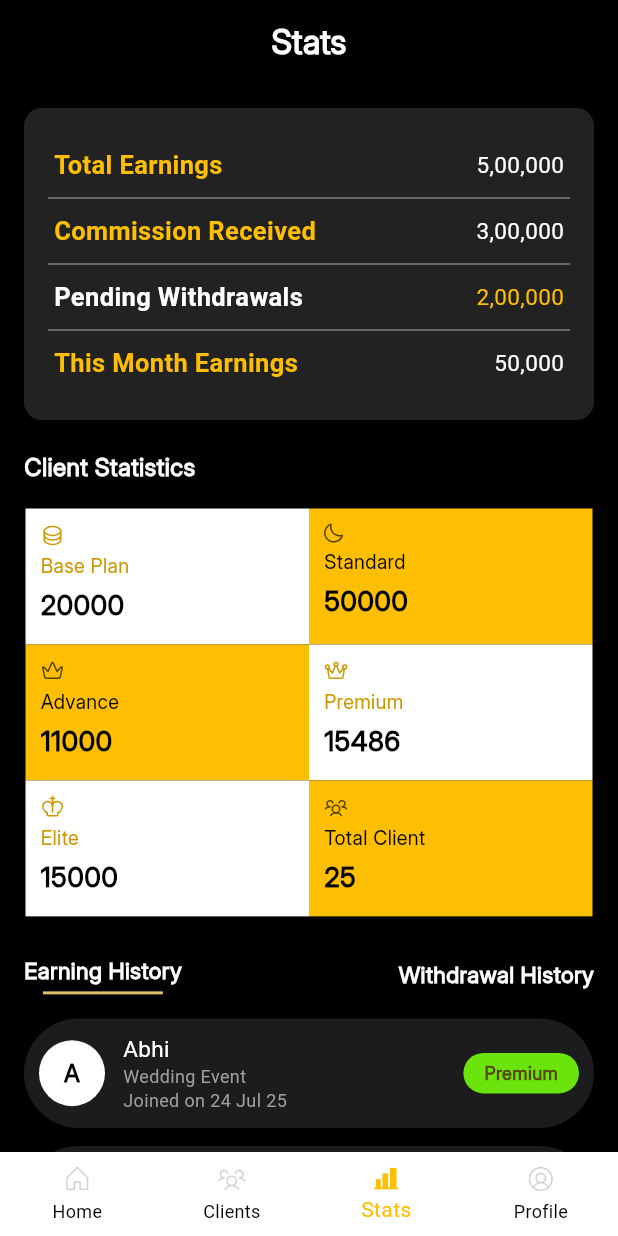
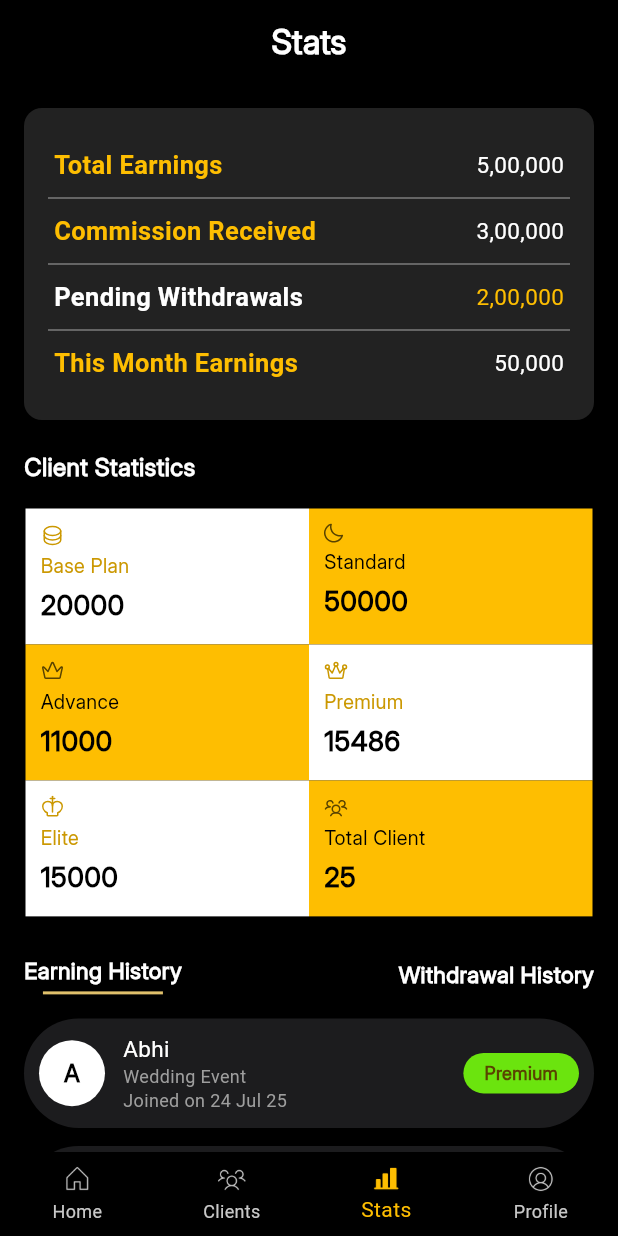
Before and after one commit to SaicharanGattu02/studio_app, a Flutter app: the Dashboard screen opened directly, swiped to page 3, on a phone screen of 412 x 824 dp. Run offline on Flutter 3.47's test engine with Material 3 defaults, Android fonts, the light colour scheme and no system bars; our stand-ins replace app_links, cached_network_image, carousel_slider, connectivity_plus, dio, dotted_border and 14 more; accounts and stored records are empty; network calls fail; Roboto replaces fonts that are missing (segeo); project files that could hold a hidden picture were left out.

Commit message:
committed by charan 12/11/2025 at 2:18 PM

```diff
--- a/lib/app_routes/router.dart
+++ b/lib/app_routes/router.dart
@@ -10,6 +10,7 @@ import 'package:studio_app/presentation/client_details_screen.dart';
 import 'package:studio_app/presentation/clients_screen.dart';
 import 'package:studio_app/presentation/contactscreen.dart';
 import 'package:studio_app/presentation/dashboard.dart';
+import 'package:studio_app/presentation/notification.dart';
 import 'package:studio_app/presentation/otp_screen.dart';
 import 'package:studio_app/presentation/upload_pictures.dart';
 import 'package:studio_app/presentation/createclient.dart';
@@ -47,12 +48,6 @@ final GoRouter appRouter = GoRouter(
       },
     ),
     GoRoute(
-      path: '/otp_screen',
-      pageBuilder: (context, state) {
-        return buildSlideTransitionPage(ClientsScreen(), state);
-      },
-    ),
-    GoRoute(
       path: '/contact',
       pageBuilder: (context, state) {
         return buildSlideTransitionPage(Contact(), state);
@@ -62,6 +57,18 @@ final GoRouter appRouter = GoRouter(
       path: '/clients_screen',
       pageBuilder: (context, state) {
         return buildSlideTransitionPage(ClientsScreen(), state);
+      },
+    ),
+    GoRoute(
+      path: '/create_client',
+      pageBuilder: (context, state) {
+        return buildSlideTransitionPage(Createclient(), state);
+      },
+    ),
+    GoRoute(
+      path: '/notifications',
+      pageBuilder: (context, state) {
+        return buildSlideTransitionPage(NotificationScreen(), state);
       },
     ),
     GoRoute(
--- a/lib/presentation/dashboard.dart
+++ b/lib/presentation/dashboard.dart
@@ -157,9 +157,9 @@ class _DashboardState extends State<Dashboard> {
     return BottomNavigationBar(
       currentIndex: _selectedIndex,
       type: BottomNavigationBarType.fixed,
-      backgroundColor: Colors.white,
+      backgroundColor: Colors.black,
       selectedItemColor: primarycolor,
-      unselectedItemColor: Colors.black,
+      unselectedItemColor: Color(0xffC8C8C8),
       showSelectedLabels: true,
       showUnselectedLabels: true,
       elevation: 0,
--- a/lib/presentation/stats.dart
+++ b/lib/presentation/stats.dart
@@ -33,7 +33,7 @@ class _StatsState extends State<Stats> {
             children: [
               Text(
                 title,
-            style:   TextStyle(
+                style: TextStyle(
                   color: isThirdLine ? Colors.white : const Color(0xffFEBE01),
                   fontSize: 17,
                   fontWeight: FontWeight.bold,
@@ -41,7 +41,7 @@ class _StatsState extends State<Stats> {
               ),
               Text(
                 value,
-            style:  TextStyle(
+                style: TextStyle(
                   color: isThirdLine ? const Color(0xffFEBE01) : Colors.white,
                   fontSize: 15,
                 ),
@@ -63,11 +63,16 @@ class _StatsState extends State<Stats> {
     );
   }
 
-  Widget _clientBox(String title, String value,
-      {required String path, bool isYellow = false}) {
-    return Container(height: SizeConfig.screenHeight*0.11,
+  Widget _clientBox(
+    String title,
+    String value, {
+    required String path,
+    bool isYellow = false,
+  }) {
+    return Container(
+      height: SizeConfig.screenHeight * 0.11,
       color: isYellow ? primarycolor : whiteColor,
-      padding:  EdgeInsets.all(10),
+      padding: EdgeInsets.all(10),
       child: Column(
         crossAxisAlignment: CrossAxisAlignment.start,
         children: [
@@ -98,7 +103,12 @@ class _StatsState extends State<Stats> {
   }
 
   Widget _earningItem(
-      String name, String event, String date, String tag, Color tagColor) {
+    String name,
+    String event,
+    String date,
+    String tag,
+    Color tagColor,
+  ) {
     return Container(
       margin: const EdgeInsets.symmetric(vertical: 6),
       padding: const EdgeInsets.all(10),
@@ -113,13 +123,12 @@ class _StatsState extends State<Stats> {
             radius: 22,
             child: Text(
               name[0],
-              style:  const TextStyle(
+              style: const TextStyle(
                 fontFamily: 'Inter',
                 color: Colors.black,
                 fontSize: 16,
                 fontWeight: FontWeight.w700,
               ),
-
             ),
           ),
           const SizedBox(width: 12),
@@ -127,23 +136,23 @@ class _StatsState extends State<Stats> {
             child: Column(
               crossAxisAlignment: CrossAxisAlignment.start,
               children: [
-                Text(name,  style:const TextStyle(fontSize: 15,color: Colors.white)),
-                Text("$event\nJoined on $date",
-                    style: TextStyle(
-                        color: greyColor, fontSize: 12, height: 1.3,),
+                Text(name, style: TextStyle(fontSize: 15, color: Colors.white)),
+                Text(
+                  "$event\nJoined on $date",
+                  style: TextStyle(color: greyColor, fontSize: 12, height: 1.3),
                 ),
               ],
             ),
           ),
           Container(
-            padding: const EdgeInsets.symmetric(vertical: 5, horizontal: 14),
+            padding: EdgeInsets.symmetric(vertical: 5, horizontal: 14),
             decoration: BoxDecoration(
               color: tagColor,
               borderRadius: BorderRadius.circular(20),
             ),
             child: Text(
               tag,
-              style: const TextStyle(
+              style: TextStyle(
                 fontFamily: 'Inter',
                 color: Color(0xff594300),
                 fontSize: 12,
@@ -156,11 +165,10 @@ class _StatsState extends State<Stats> {
     );
   }
 
-  // ================== Withdrawal Item (New Design) ==================
   Widget _withdrawalItem(String month, String date, String upi, String amount) {
     return Container(
-      margin: const EdgeInsets.symmetric(vertical: 6),
-      padding: const EdgeInsets.all(10),
+      margin: EdgeInsets.symmetric(vertical: 6),
+      padding: EdgeInsets.all(10),
       decoration: BoxDecoration(
         color: cardColor,
         borderRadius: BorderRadius.circular(40),
@@ -194,7 +202,7 @@ class _StatsState extends State<Stats> {
                 ),
                 Text(
                   "Credit on $date\n in UPI ID $upi",
-                  style:const TextStyle(
+                  style: const TextStyle(
                     color: Colors.grey,
                     fontSize: 12,
                     height: 1.3,
@@ -216,10 +224,7 @@ class _StatsState extends State<Stats> {
               ),
               Text(
                 amount,
-                style:const TextStyle(
-                  fontSize: 16,
-                  color: Colors.white,
-                ),
+                style: const TextStyle(fontSize: 16, color: Colors.white),
               ),
             ],
           ),
@@ -265,8 +270,11 @@ class _StatsState extends State<Stats> {
                   _statsCard("Total Earnings", "5,00,000"),
                   _statsCard("Commission Received", "3,00,000"),
                   _statsCard("Pending Withdrawals", "2,00,000"),
-                  _statsCard("This Month Earnings", "50,000",
-                      showBorder: false),
+                  _statsCard(
+                    "This Month Earnings",
+                    "50,000",
+                    showBorder: false,
+                  ),
                 ],
               ),
             ),
@@ -285,48 +293,70 @@ class _StatsState extends State<Stats> {
             const SizedBox(height: 15),
 
             Container(
-              width:SizeConfig.screenWidth,
+              width: SizeConfig.screenWidth,
               decoration: BoxDecoration(
-                borderRadius: BorderRadius.circular(10),border: Border.all(color:Colors.transparent)
+                borderRadius: BorderRadius.circular(10),
+                border: Border.all(color: Colors.transparent),
               ),
               child: Column(
                 children: [
                   Row(
                     children: [
                       Expanded(
-                        child: _clientBox("Base Plan", "20000",
+                        child: _clientBox(
+                          "Base Plan",
+                          "20000",
                           path: 'assets/icons/Database.svg',
-                            isYellow: false),
+                          isYellow: false,
+                        ),
                       ),
                       Expanded(
-                        child: _clientBox("Standard", "50000",
+                        child: _clientBox(
+                          "Standard",
+                          "50000",
                           path: 'assets/icons/moon.svg',
-                            isYellow: true),
+                          isYellow: true,
+                        ),
                       ),
                     ],
                   ),
                   Row(
                     children: [
                       Expanded(
-                        child: _clientBox("Advance", "11000",
-                            path: 'assets/icons/CrownSimple.svg', isYellow: true),
+                        child: _clientBox(
+                          "Advance",
+                          "11000",
+                          path: 'assets/icons/CrownSimple.svg',
+                          isYellow: true,
+                        ),
                       ),
                       Expanded(
-                        child: _clientBox("Premium", "15486",
-                            path: 'assets/icons/Crown.svg', isYellow: false),
+                        child: _clientBox(
+                          "Premium",
+                          "15486",
+                          path: 'assets/icons/Crown.svg',
+                          isYellow: false,
+                        ),
                       ),
                     ],
                   ),
                   Row(
                     children: [
                       Expanded(
-                        child: _clientBox("Elite", "15000",
+                        child: _clientBox(
+                          "Elite",
+                          "15000",
                           path: 'assets/icons/CrownCross.svg',
-                            isYellow: false),
+                          isYellow: false,
+                        ),
                       ),
                       Expanded(
-                        child: _clientBox("Total Client", "25",
-                            path: 'assets/icons/Users.svg', isYellow: true),
+                        child: _clientBox(
+                          "Total Client",
+                          "25",
+                          path: 'assets/icons/Users.svg',
+                          isYellow: true,
+                        ),
                       ),
                     ],
                   ),
@@ -347,7 +377,7 @@ class _StatsState extends State<Stats> {
                         "Earning History",
                         style: TextStyle(
                           fontFamily: 'Inter',
-                          color:whiteColor,
+                          color: whiteColor,
                           fontSize: 15,
                           fontWeight: FontWeight.w600,
                         ),
@@ -370,7 +400,7 @@ class _StatsState extends State<Stats> {
                         "Withdrawal History",
                         style: TextStyle(
                           fontFamily: 'Inter',
-                          color:whiteColor,
+                          color: whiteColor,
                           fontSize: 15,
                           fontWeight: FontWeight.w600,
                         ),
@@ -391,20 +421,65 @@ class _StatsState extends State<Stats> {
 
             // ---------- Conditional List ----------
             if (showEarnings) ...[
-              _earningItem("Abhi", "Wedding Event", "24 Jul 25", "Premium",
-                  Color(0xff6BE40E)),
               _earningItem(
-                  "Sai", "Birthday Event", "12 Aug 25", "Basic", Color(0xff00DEB2)),
-              _earningItem("Raju", "Corporate Event", "09 Sep 25", "Standard",
-                  Color(0xffEFB805)),
-              _earningItem("Kumar", "Wedding Event", "24 Oct 25", "Advance",
-                  Color(0xffC3FE01)),
+                "Abhi",
+                "Wedding Event",
+                "24 Jul 25",
+                "Premium",
+                Color(0xff6BE40E),
+              ),
+              _earningItem(
+                "Sai",
+                "Birthday Event",
+                "12 Aug 25",
+                "Basic",
+                Color(0xff00DEB2),
+              ),
+              _earningItem(
+                "Raju",
+                "Corporate Event",
+                "09 Sep 25",
+                "Standard",
+                Color(0xffEFB805),
+              ),
+              _earningItem(
+                "Kumar",
+                "Wedding Event",
+                "24 Oct 25",
+                "Advance",
+                Color(0xffC3FE01),
+              ),
             ] else ...[
-              _withdrawalItem("January", "25 Jan 25", "9123654@hdfcbank", "50000"),
-              _withdrawalItem("February", "25 Feb 25", "9123654@hdfcbank", "54645"),
-              _withdrawalItem("March", "25 Mar 25", "9123654@hdfcbank", "354682"),
-              _withdrawalItem("April", "25 Apr 25", "9123654@hdfcbank", "854684"),
-              _withdrawalItem("May", "25 May 25", "9123654@hdfcbank", "6516545"),
+              _withdrawalItem(
+                "January",
+                "25 Jan 25",
+                "9123654@hdfcbank",
+                "50000",
+              ),
+              _withdrawalItem(
+                "February",
+                "25 Feb 25",
+                "9123654@hdfcbank",
+                "54645",
+              ),
+              _withdrawalItem(
+                "March",
+                "25 Mar 25",
+                "9123654@hdfcbank",
+                "354682",
+              ),
+              _withdrawalItem(
+                "April",
+                "25 Apr 25",
+                "9123654@hdfcbank",
+                "854684",
+              ),
+              _withdrawalItem(
+                "May",
+                "25 May 25",
+                "9123654@hdfcbank",
+                "6516545",
+              ),
             ],
           ],
         ),
```
Also changed, not shown: lib/presentation/HomeScreen.dart (+7 -2 lines), lib/presentation/notification.dart (+5 -21 lines). Lines whose indentation alone changed are shown as unchanged.
